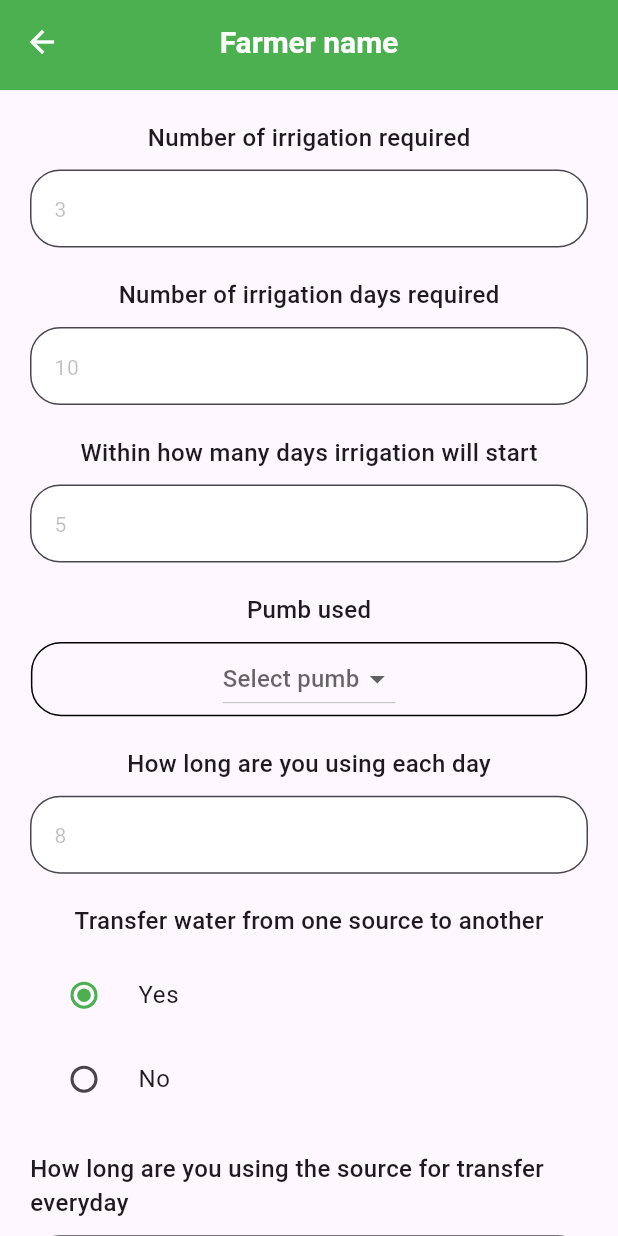
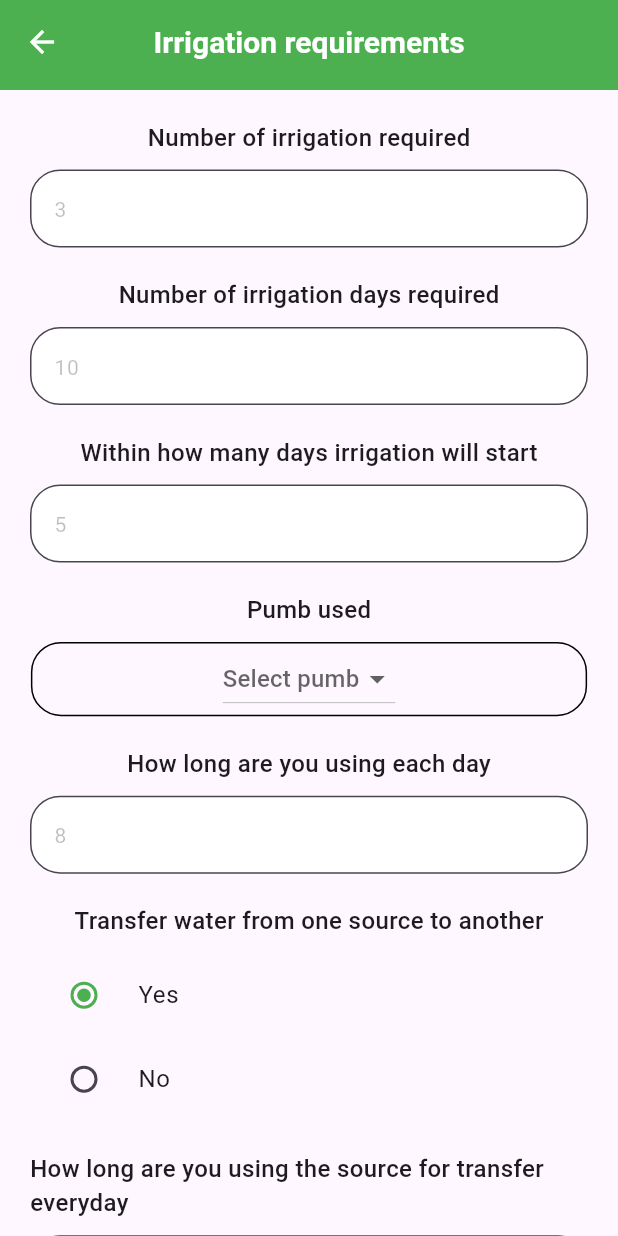
Before and after one commit to Nibzz007/Load-Management, a Flutter app: the EachCropIrrigationDetailScreen screen opened directly, on a phone screen of 412 x 824 dp. Run offline on Flutter 3.47's test engine with Material 2 defaults, Android fonts, the phone set to English and light mode, and no system bars; our stand-ins replace flutter_datetime_picker_plus, get, hive, hive_flutter; accounts and stored records are empty; network calls fail.

Commit message:
changes in schedule screen

```diff
--- a/lib/core/api_end_points.dart
+++ b/lib/core/api_end_points.dart
@@ -1,4 +1,5 @@
-const baseurl='http://16.170.162.147/';
-const cropsurl='api/v1/pocra/crops';
-const soil='api/v1/pocra/soil-types';
-const irrigation='api/v1/pocra/irrigation-methods';
+const baseurl = 'http://16.170.162.147/';
+const cropsurl = 'api/v1/pocra/crops';
+const soil = 'api/v1/pocra/soil-types';
+const irrigation = 'api/v1/pocra/irrigation-methods';
+const transformers='api/v1/pocra/distribution-transformers';
--- a/lib/src/controller/drop_down_controller.dart
+++ b/lib/src/controller/drop_down_controller.dart
@@ -1,10 +1,54 @@
+import 'dart:developer';
+
 import 'package:get/get.dart';
+import 'package:load_management/db/dbmodels.dart';
+import 'package:load_management/src/model/cropmodel/cropmodel.dart';
+import 'package:load_management/src/model/irrgationmodel/irrigationmodel.dart';
+import 'package:load_management/src/model/soilmodel/soilmodel.dart';
+import 'package:load_management/src/model/trnasformersmodel/transformermodel.dart';
 
 class DropDownController extends GetxController {
   var selectedOption = 'Option 1'.obs;
   List<String> dropdownItems = ['Option 1', 'Option 2', 'Option 3'];
+  List<String> cropNames =
+      cropdb.values.map((soilModel) => soilModel.name!).toList();
+  List<String> soillist =
+      soilDb.values.map((soilModel) => soilModel.name!).toList();
+  List<String> iriigationlist =
+      irrigationDb.values.map((soilModel) => soilModel.name!).toList();
+  List<String> transformers =
+      transformerDb.values.map((soilModel) => soilModel.name!).toList();
+
+  List<CropModel> cropslist = <CropModel>[].obs;
+  List<SoilModel> soillmodelist = <SoilModel>[].obs;
+  List<IrrigatioModel> irrigationmodellist = <IrrigatioModel>[].obs;
+  List<TransforerModel> transformermodelist = <TransforerModel>[].obs;
 
   void updateSelectedOption(String newValue) {
     selectedOption.value = newValue;
   }
+
+  void addcrop(String selectedname) {
+    if (cropNames.contains(selectedname)) {
+      cropslist.add(
+          cropdb.values.where((element) => element.name == selectedname).first);
+      log(cropslist.length.toString());
+      log(cropslist[0].name!);
+      log('yes');
+    } else if (soillist.contains(selectedname)) {
+      soillmodelist.add(
+          soilDb.values.where((element) => element.name == selectedname).first);
+    } else if (iriigationlist.contains(selectedname)) {
+      irrigationmodellist.add(irrigationDb.values
+          .where((element) => element.name == selectedname)
+          .first);
+    } else if (transformers.contains(selectedname)) {
+      transformermodelist.add(transformerDb.values
+          .where((element) => element.name == selectedname)
+          .first);
+    }
+  }
+
+  var selectedcrop = 'Option 1'.obs;
+// var selected =
 }
--- a/lib/src/model/cropmodel/cropmodel.dart
+++ b/lib/src/model/cropmodel/cropmodel.dart
@@ -1,5 +1,6 @@
 import 'package:hive_flutter/adapters.dart';
 part 'cropmodel.g.dart';
+
 @HiveType(typeId: 2)
 class CropModel {
   @HiveField(0)
--- /dev/null
+++ b/lib/src/model/trnasformersmodel/transformermodel.dart
@@ -0,0 +1,39 @@
+import 'package:hive_flutter/adapters.dart';
+part 'transformermodel.g.dart';
+@HiveType(typeId: 5)
+class TransforerModel{
+  @HiveField(0)
+  int? id;
+  @HiveField(1)
+  DateTime? createdAt;
+  @HiveField(2)
+  DateTime? updatedAt;
+  @HiveField(3)
+  String? name;
+  @HiveField(4)
+  String? nameMr;
+  @HiveField(5)
+  String? village;
+  @HiveField(6)
+  String? district;
+  @HiveField(7)
+  int? powerRating;
+  @HiveField(8)
+  dynamic lat;
+  @HiveField(9)
+  dynamic long;
+
+  TransforerModel({
+    this.id,
+    this.createdAt,
+    this.updatedAt,
+    this.name,
+    this.nameMr,
+    this.village,
+    this.district,
+    this.powerRating,
+    this.lat,
+    this.long,
+  });
+
+}
--- a/lib/src/view/farmerslist screen/add_new_farmer_screen.dart
+++ b/lib/src/view/farmerslist screen/add_new_farmer_screen.dart
@@ -99,10 +99,13 @@ class AddNewFarmerScreen extends StatelessWidget {
                     ElevatedButtonWidget(
                       backgroundColor: kGreen,
                       onPressed: () {
-                        if (irrigationDb.values.isEmpty||cropdb.values.isEmpty||soilDb.values.isEmpty) {
+                        if (irrigationDb.values.isEmpty ||
+                            cropdb.values.isEmpty ||
+                            soilDb.values.isEmpty||transformerDb.values.isEmpty) {
                           getallcrops();
                           getSoils();
                           getirrigation();
+                          gettransformers();
                         }
                         // if(!formKey.currentState!.validate()){
                         //   return;
--- a/lib/src/view/farmerslist screen/crop_information_screen.dart
+++ b/lib/src/view/farmerslist screen/crop_information_screen.dart
@@ -45,6 +45,7 @@ class CropInformationScreen extends StatelessWidget {
                         height: height,
                         width: width,
                         hintText: 'Select the crop',
+                        list: controller.cropNames,
                       ),
                       kHeight20,
                       const TextWidget(text: 'Select Soil Type'),
@@ -53,6 +54,7 @@ class CropInformationScreen extends StatelessWidget {
                         height: height,
                         width: width,
                         hintText: 'Select the soil type',
+                        list: controller.soillist,
                       ),
                       kHeight20,
                       const TextWidget(text: 'Select Irrigation method'),
@@ -61,6 +63,7 @@ class CropInformationScreen extends StatelessWidget {
                         height: height,
                         width: width,
                         hintText: 'Select irrigation method',
+                        list: controller.iriigationlist,
                       ),
                       kHeight20,
                       const TextWidget(text: 'Area'),
--- a/lib/src/view/farmerslist screen/farmer_each_crop_irrigation_details_screen.dart
+++ b/lib/src/view/farmerslist screen/farmer_each_crop_irrigation_details_screen.dart
@@ -29,7 +29,7 @@ class EachCropIrrigationDetailScreen extends StatelessWidget {
     return Scaffold(
       appBar: const PreferredSize(
         preferredSize: Size.fromHeight(60),
-        child: CommonAppbarWidget(text: 'Farmer name'),
+        child: CommonAppbarWidget(text: 'Irrigation requirements'),
       ),
       body: SizedBox(
         height: double.infinity,
@@ -72,6 +72,7 @@ class EachCropIrrigationDetailScreen extends StatelessWidget {
                   height: height,
                   width: width,
                   hintText: 'Select pumb',
+                  list: controller.dropdownItems,
                 ),
                 kHeight20,
                 const TextWidget(text: 'How long are you using each day'),
--- a/lib/src/view/farmerslist screen/pumb_information_screen.dart
+++ b/lib/src/view/farmerslist screen/pumb_information_screen.dart
@@ -1,6 +1,7 @@
 import 'package:flutter/material.dart';
 import 'package:get/get.dart';
 import 'package:load_management/core/app_sizes.dart';
+import 'package:load_management/db/dbmodels.dart';
 import 'package:load_management/src/controller/drop_down_controller.dart';
 import 'package:load_management/src/view/farmerslist%20screen/widgets/drop_down_container_widget.dart';
 import 'package:load_management/src/view/widgets/text_form_field_widget.dart';
@@ -45,7 +46,7 @@ class PumbInformationScreen extends StatelessWidget {
                 height: height,
                 width: width,
                 hintText: 'DT id',
-              ),
+                list:controller.transformers),
               kHeight20,
               const TextWidget(text: 'Pumb capacity'),
               kHeight10,
@@ -60,6 +61,7 @@ class PumbInformationScreen extends StatelessWidget {
                 height: height,
                 width: width,
                 hintText: 'Select the water source',
+                list: controller.dropdownItems,
               ),
               kHeight20,
               const TextWidget(
--- a/lib/src/view/farmerslist screen/widgets/drop_down_container_widget.dart
+++ b/lib/src/view/farmerslist screen/widgets/drop_down_container_widget.dart
@@ -1,26 +1,37 @@
+import 'dart:developer';
+
 import 'package:flutter/material.dart';
 import 'package:get/get.dart';
 import 'package:load_management/src/controller/drop_down_controller.dart';
 
-class DropDownContainerWidget extends StatelessWidget {
-  DropDownContainerWidget({
-    super.key,
+class DropDownContainerWidget extends StatefulWidget {
+  const DropDownContainerWidget({
+    Key? key,
     required this.height,
     required this.width,
     required this.hintText,
-  });
+    required this.list,
+  }) : super(key: key);
 
   final double height;
   final double width;
   final String hintText;
+  final List<String>? list;
 
+  @override
+  State<DropDownContainerWidget> createState() =>
+      _DropDownContainerWidgetState();
+}
+
+class _DropDownContainerWidgetState extends State<DropDownContainerWidget> {
   final DropDownController controller = Get.find<DropDownController>();
+  String? selected;
 
   @override
   Widget build(BuildContext context) {
     return Container(
-      height: height * 0.06,
-      width: width * 0.9,
+        height: widget.height * 0.06,
+        width: widget.width * 0.9,
         decoration: BoxDecoration(
           border: Border.all(),
           borderRadius: BorderRadius.circular(20),
@@ -30,20 +41,25 @@ class DropDownContainerWidget extends StatelessWidget {
             mainAxisAlignment: MainAxisAlignment.center,
             children: [
               DropdownButton(
-              hint: Text(hintText),
-              items: controller.dropdownItems
+                hint: Text(selected == null ? widget.hintText : selected!),
+                items: (widget.list?? controller.dropdownItems)
                     .map((item) => DropdownMenuItem(
                           value: item,
                           child: Text(item),
                         ))
                     .toList(),
                 onChanged: (value) {
+                  selected = value;
                   controller.updateSelectedOption(value!);
+                  controller.addcrop(value);
+                  log(value.toString());
+                  setState(() {});
+
                 },
+
               )
             ],
           ),
-      ),
-    );
+        ));
   }
 }
```
Also changed, not shown: lib/db/dbmodels.dart (+16 -9 lines), lib/db/getcropsapi.dart (+26 -1 lines), lib/main.dart (+8 -5 lines), lib/src/model/transformers_json_model/transformers_json_model.dart (+1 -13 lines), lib/src/model/transformers_json_model/transformers_json_model.g.dart, lib/src/model/trnasformersmodel/transformermodel.g.dart (added). Lines whose indentation alone changed are shown as unchanged.
